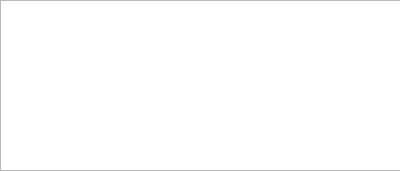
VisualTranslator/VisualTranslator, file src/translationresultform.ui: the form before one commit.
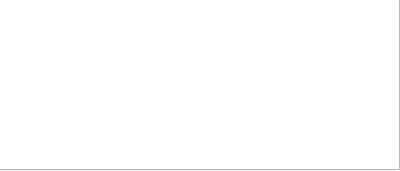
The form after the commit.

Commit message: Fix issue with incorrect TranslationResultForm position and size

What changed in the file:
```diff
--- a/src/translationresultform.ui
+++ b/src/translationresultform.ui
@@ -13,20 +13,26 @@
   <property name="windowTitle">
    <string>Form</string>
   </property>
-  <widget class="QTextEdit" name="textEdit">
+  <widget class="QWidget" name="gridLayoutWidget">
    <property name="geometry">
     <rect>
-     <x>0</x>
-     <y>0</y>
+     <x>-1</x>
+     <y>-1</y>
      <width>401</width>
      <height>171</height>
     </rect>
    </property>
+   <layout class="QGridLayout" name="gridLayout">
+    <item row="0" column="0">
+     <widget class="QTextEdit" name="textEdit">
    <property name="font">
     <font>
      <pointsize>12</pointsize>
     </font>
    </property>
+     </widget>
+    </item>
+   </layout>
   </widget>
  </widget>
  <resources/>
```
Lines whose indentation alone changed are shown as unchanged. The commit also changes 1 other file.
